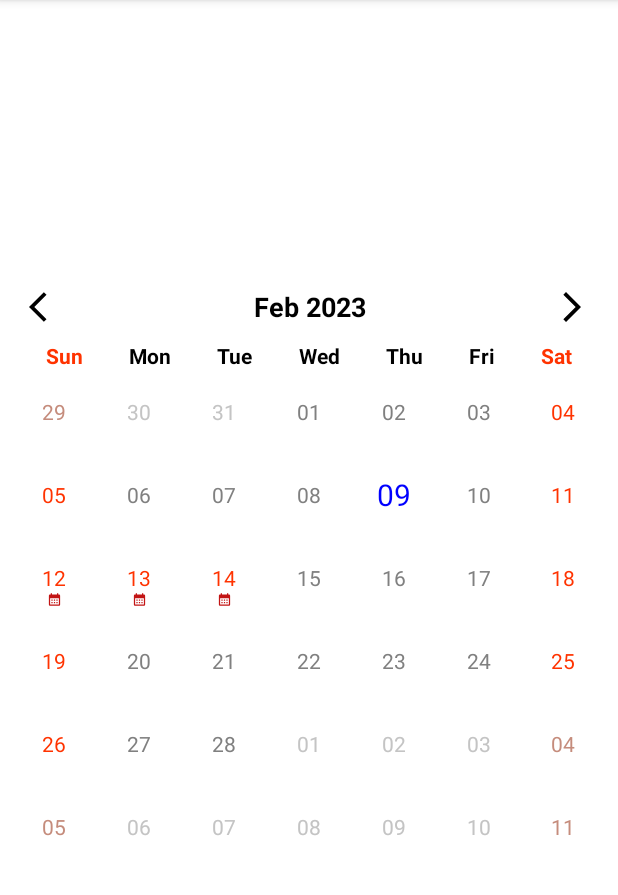
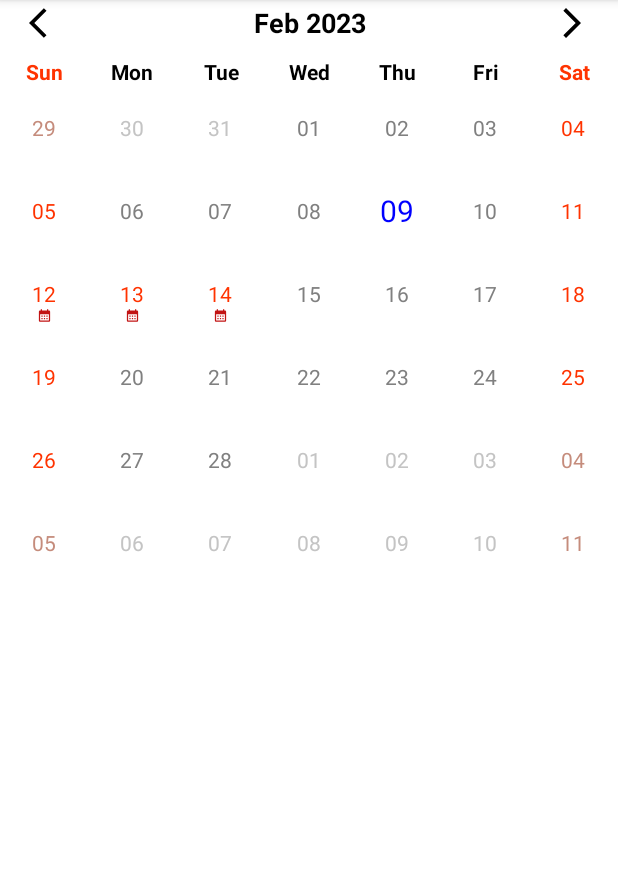
Before and after one commit to nhlynn/butterfly_calendar, an Android app: the screen it shows after launch (MainActivity), on a phone screen of 412 x 824 dp, the part 84-979 px from its top. Run offline under Robolectric (Android 15) with nearby library versions, the phone set to English and light mode, and no system bars.

Commit message:
-change full calendar style and remove null date

```diff
--- a/app/src/main/res/layout/activity_main.xml
+++ b/app/src/main/res/layout/activity_main.xml
@@ -1,5 +1,5 @@
 <?xml version="1.0" encoding="utf-8"?>
-<androidx.constraintlayout.widget.ConstraintLayout xmlns:android="http://schemas.android.com/apk/res/android"
+<androidx.appcompat.widget.LinearLayoutCompat xmlns:android="http://schemas.android.com/apk/res/android"
     xmlns:app="http://schemas.android.com/apk/res-auto"
     xmlns:tools="http://schemas.android.com/tools"
     android:layout_width="match_parent"
@@ -17,4 +17,4 @@
         app:layout_constraintTop_toTopOf="parent"
         app:weekendOff="true" />
 
-</androidx.constraintlayout.widget.ConstraintLayout>
+</androidx.appcompat.widget.LinearLayoutCompat>
--- a/butterfly_calendar/src/main/res/layout/butterfly_calendar.xml
+++ b/butterfly_calendar/src/main/res/layout/butterfly_calendar.xml
@@ -47,9 +47,10 @@
 
     <com.google.android.material.textview.MaterialTextView
         android:id="@+id/lbl_sun"
-        android:layout_width="wrap_content"
+        android:layout_width="0dp"
         android:layout_height="wrap_content"
         android:layout_marginTop="8dp"
+        android:gravity="center"
         android:text="@string/sun"
         android:textColor="@color/black"
         android:textSize="14sp"
@@ -60,9 +61,10 @@
 
     <com.google.android.material.textview.MaterialTextView
         android:id="@+id/lbl_mon"
-        android:layout_width="wrap_content"
+        android:layout_width="0dp"
         android:layout_height="wrap_content"
         android:layout_marginTop="8dp"
+        android:gravity="center"
         android:text="@string/mon"
         android:textColor="@color/black"
         android:textSize="14sp"
@@ -73,9 +75,10 @@
 
     <com.google.android.material.textview.MaterialTextView
         android:id="@+id/lbl_tue"
-        android:layout_width="wrap_content"
+        android:layout_width="0dp"
         android:layout_height="wrap_content"
         android:layout_marginTop="8dp"
+        android:gravity="center"
         android:text="@string/tue"
         android:textColor="@color/black"
         android:textSize="14sp"
@@ -86,9 +89,10 @@
 
     <com.google.android.material.textview.MaterialTextView
         android:id="@+id/lbl_wed"
-        android:layout_width="wrap_content"
+        android:layout_width="0dp"
         android:layout_height="wrap_content"
         android:layout_marginTop="8dp"
+        android:gravity="center"
         android:text="@string/wed"
         android:textColor="@color/black"
         android:textSize="14sp"
@@ -99,9 +103,10 @@
 
     <com.google.android.material.textview.MaterialTextView
         android:id="@+id/lbl_thu"
-        android:layout_width="wrap_content"
+        android:layout_width="0dp"
         android:layout_height="wrap_content"
         android:layout_marginTop="8dp"
+        android:gravity="center"
         android:text="@string/thu"
         android:textColor="@color/black"
         android:textSize="14sp"
@@ -112,9 +117,10 @@
 
     <com.google.android.material.textview.MaterialTextView
         android:id="@+id/lbl_fri"
-        android:layout_width="wrap_content"
+        android:layout_width="0dp"
         android:layout_height="wrap_content"
         android:layout_marginTop="8dp"
+        android:gravity="center"
         android:text="@string/fri"
         android:textColor="@color/black"
         android:textSize="14sp"
@@ -125,9 +131,10 @@
 
     <com.google.android.material.textview.MaterialTextView
         android:id="@+id/lbl_sat"
-        android:layout_width="wrap_content"
+        android:layout_width="0dp"
         android:layout_height="wrap_content"
         android:layout_marginTop="8dp"
+        android:gravity="center"
         android:text="@string/sat"
         android:textColor="@color/black"
         android:textSize="14sp"
@@ -138,10 +145,8 @@
 
     <androidx.recyclerview.widget.RecyclerView
         android:id="@+id/rv_date"
-        android:layout_width="match_parent"
+        android:layout_width="0dp"
         android:layout_height="wrap_content"
-        android:layout_marginStart="8dp"
-        android:layout_marginEnd="8dp"
         android:clipToPadding="false"
         android:isScrollContainer="false"
         app:layoutManager="androidx.recyclerview.widget.GridLayoutManager"
--- a/butterfly_calendar/src/main/res/layout/calendar_cell.xml
+++ b/butterfly_calendar/src/main/res/layout/calendar_cell.xml
@@ -26,8 +26,7 @@
         android:id="@+id/iv_icon"
         android:layout_width="10dp"
         android:layout_height="10dp"
-        android:layout_gravity="center"
-        android:visibility="gone"
+        android:contentDescription="@string/sat"
         app:layout_constraintEnd_toEndOf="parent"
         app:layout_constraintStart_toStartOf="parent"
         app:layout_constraintTop_toBottomOf="@+id/tv_month_date" />
```
